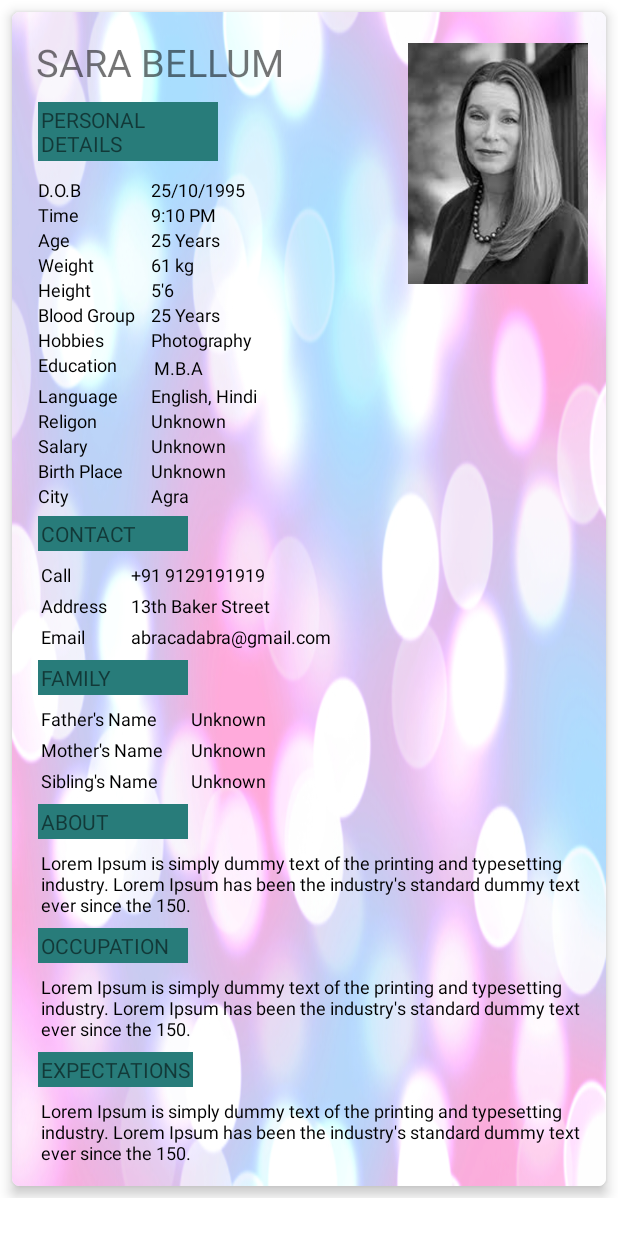
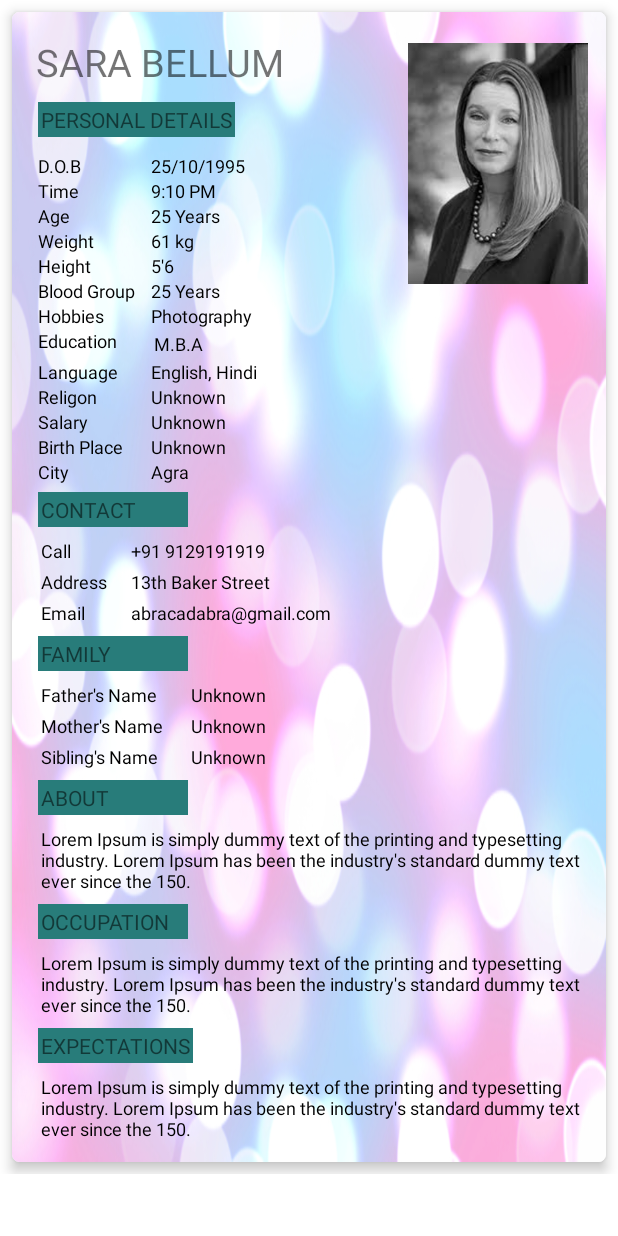
Before and after one commit to Ananya-Misra/Aplplication, an Android app: the layout biodata_of_man.xml on its own in the app's theme, with its tools: preview values and no code run, on a phone screen of 412 x 824 dp. Run offline under Robolectric (Android 15) with nearby library versions, the phone set to English and light mode, and no system bars.

Commit message:
yet again more fixes

```diff
--- a/app/src/main/res/layout/biodata_of_man.xml
+++ b/app/src/main/res/layout/biodata_of_man.xml
@@ -30,7 +30,7 @@
 
             <TextView
                 android:id="@+id/tvProfile"
-                android:layout_width="120dp"
+                android:layout_width="wrap_content"
                 android:layout_height="wrap_content"
                 android:layout_below="@+id/tvFullName"
                 android:layout_margin="5dp"
--- a/app/src/main/res/layout/groom_biodata.xml
+++ b/app/src/main/res/layout/groom_biodata.xml
@@ -26,7 +26,7 @@
         <TextView
 
             android:id="@+id/tvProfile"
-            android:layout_width="120dp"
+            android:layout_width="wrap_content"
             android:layout_height="wrap_content"
             android:layout_below="@+id/tvFullName"
             android:layout_margin="5dp"
```
